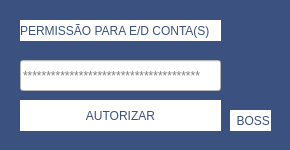
Leumim2020/CambaCash, file cambaCash/valiadtionedit.ui: the form before one commit.
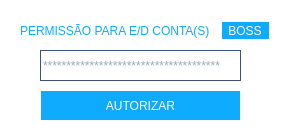
The form after the commit. Icons and pictures are not drawn.

```diff
--- a/cambaCash/valiadtionedit.ui
+++ b/cambaCash/valiadtionedit.ui
@@ -6,20 +6,20 @@
    <rect>
     <x>0</x>
     <y>0</y>
-    <width>290</width>
-    <height>150</height>
+    <width>300</width>
+    <height>140</height>
    </rect>
   </property>
   <property name="minimumSize">
    <size>
-    <width>290</width>
-    <height>150</height>
+    <width>300</width>
+    <height>140</height>
    </size>
   </property>
   <property name="maximumSize">
    <size>
-    <width>290</width>
-    <height>150</height>
+    <width>300</width>
+    <height>140</height>
    </size>
   </property>
   <property name="windowTitle">
@@ -27,40 +27,23 @@
   </property>
   <property name="styleSheet">
    <string notr="true">QDialog{
-	background-color:rgb(59, 81, 127);
+	background-color:white;
 }</string>
   </property>
-  <widget class="QLabel" name="label">
-   <property name="geometry">
-    <rect>
-     <x>230</x>
-     <y>60</y>
-     <width>41</width>
-     <height>51</height>
-    </rect>
-   </property>
-   <property name="text">
-    <string/>
-   </property>
-   <property name="pixmap">
-    <pixmap resource="image.qrc">:/area/area/garoto.png</pixmap>
-   </property>
-   <property name="scaledContents">
-    <bool>true</bool>
-   </property>
-  </widget>
   <widget class="QLineEdit" name="lineEdit">
    <property name="geometry">
     <rect>
-     <x>20</x>
-     <y>60</y>
+     <x>40</x>
+     <y>50</y>
      <width>201</width>
      <height>31</height>
     </rect>
    </property>
    <property name="styleSheet">
     <string notr="true">QLineEdit{
-	background-color: rgb(255, 255, 255);
+	background-color: white;
+	border:1px solid rgb(59,81,127);
+	color: rgb(59,81,127);
 }</string>
    </property>
    <property name="maxLength">
@@ -76,8 +59,8 @@
   <widget class="QPushButton" name="pushButton">
    <property name="geometry">
     <rect>
-     <x>20</x>
-     <y>100</y>
+     <x>40</x>
+     <y>90</y>
      <width>201</width>
      <height>31</height>
     </rect>
@@ -87,11 +70,10 @@
    </property>
    <property name="styleSheet">
     <string notr="true">QPushButton{
+	background-color: rgb(15, 171, 255);
 	border:1px solid white;
-	background-repeat:none;
+	color: white;
 	font: 10pt &quot;Segoe UI&quot;;
-	background-color:white;
-	color:rgb(59,81,127);
 }
 QPushButton:hover{
 	border:1px solid #0090d8;
@@ -104,22 +86,23 @@
   <widget class="QLabel" name="label_2">
    <property name="geometry">
     <rect>
-     <x>230</x>
-     <y>110</y>
-     <width>41</width>
+     <x>220</x>
+     <y>20</y>
+     <width>51</width>
      <height>21</height>
     </rect>
    </property>
    <property name="styleSheet">
     <string notr="true">QLabel{
 	font: 900 9pt &quot;Segoe UI&quot;;
-	background-color: white;
-	color:rgb(59,81,127);
+	background-color: rgb(15, 171, 255);
+	border:2px solid white;
+	color: white;
 }
 </string>
    </property>
    <property name="text">
-    <string>  BOSS</string>
+    <string> BOSS</string>
    </property>
   </widget>
   <widget class="QLabel" name="label_3">
@@ -134,8 +117,7 @@
    <property name="styleSheet">
     <string notr="true">QLabel{
 	font: 900 9pt &quot;Segoe UI&quot;;
-	background-color: white;
-	color:rgb(59,81,127);
+	color:rgb(15, 171, 255);
 }
 </string>
    </property>
```
Left out of the diff: 4 changed lines with no effect on the pictures.
